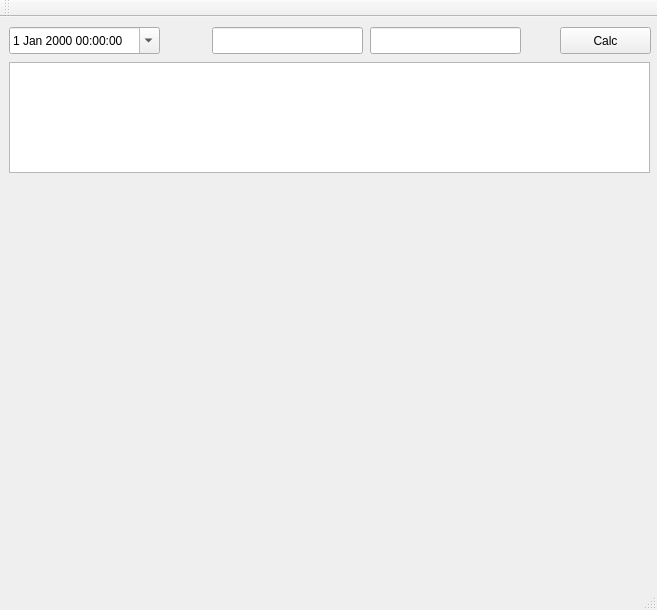
The window that win32/SunMoonEfimeris/trunk/src/mainwindow.ui (volthouse/desktop) describes before a commit, drawn with Qt 5.
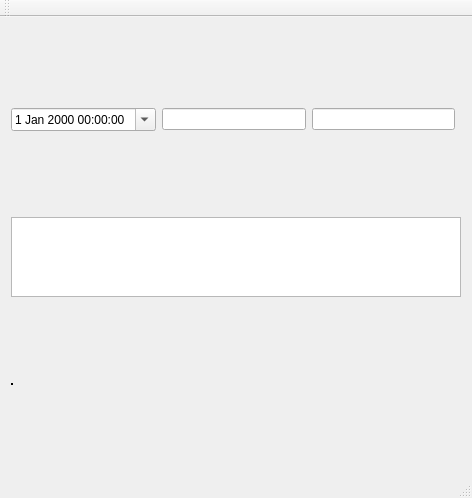
The same window after the commit.

```diff
--- a/win32/SunMoonEfimeris/trunk/src/mainwindow.ui
+++ b/win32/SunMoonEfimeris/trunk/src/mainwindow.ui
@@ -6,8 +6,8 @@
    <rect>
     <x>0</x>
     <y>0</y>
-    <width>657</width>
-    <height>610</height>
+    <width>472</width>
+    <height>498</height>
    </rect>
   </property>
   <property name="sizePolicy">
@@ -20,77 +20,76 @@
    <string>MainWindow</string>
   </property>
   <widget class="QWidget" name="centralWidget">
-   <widget class="QDateTimeEdit" name="dateTimeEdit">
-    <property name="geometry">
-     <rect>
-      <x>9</x>
-      <y>10</y>
-      <width>151</width>
-      <height>27</height>
-     </rect>
-    </property>
-    <property name="calendarPopup">
-     <bool>true</bool>
-    </property>
-   </widget>
-   <widget class="QPushButton" name="calcButton">
-    <property name="geometry">
-     <rect>
-      <x>560</x>
-      <y>10</y>
-      <width>91</width>
-      <height>27</height>
-     </rect>
-    </property>
-    <property name="text">
-     <string>Calc</string>
-    </property>
-   </widget>
-   <widget class="QLineEdit" name="latEdit">
-    <property name="geometry">
-     <rect>
-      <x>212</x>
-      <y>10</y>
-      <width>151</width>
-      <height>27</height>
-     </rect>
-    </property>
-   </widget>
-   <widget class="QListWidget" name="listWidget">
-    <property name="geometry">
-     <rect>
-      <x>9</x>
-      <y>45</y>
-      <width>641</width>
-      <height>111</height>
-     </rect>
-    </property>
-   </widget>
-   <widget class="QWidget" name="verticalLayoutWidget">
-    <property name="geometry">
-     <rect>
-      <x>10</x>
-      <y>170</y>
-      <width>641</width>
-      <height>371</height>
-     </rect>
-    </property>
-    <layout class="QVBoxLayout" name="verticalLayout">
-     <property name="sizeConstraint">
-      <enum>QLayout::SetMinimumSize</enum>
-     </property>
-    </layout>
-   </widget>
-   <widget class="QLineEdit" name="lngEdit">
-    <property name="geometry">
-     <rect>
-      <x>370</x>
-      <y>10</y>
-      <width>151</width>
-      <height>27</height>
-     </rect>
-    </property>
-   </widget>
+   <layout class="QGridLayout" name="gridLayout">
+    <item row="0" column="1">
+     <widget class="QLineEdit" name="latEdit"/>
+    </item>
+    <item row="0" column="2">
+     <widget class="QLineEdit" name="lngEdit"/>
+    </item>
+    <item row="0" column="0">
+     <widget class="QDateTimeEdit" name="dateTimeEdit">
+      <property name="buttonSymbols">
+       <enum>QAbstractSpinBox::PlusMinus</enum>
+      </property>
+      <property name="accelerated">
+       <bool>false</bool>
+      </property>
+      <property name="keyboardTracking">
+       <bool>false</bool>
+      </property>
+      <property name="calendarPopup">
+       <bool>true</bool>
+      </property>
+     </widget>
+    </item>
+    <item row="1" column="0" colspan="4">
+     <widget class="QListWidget" name="listWidget">
+      <property name="sizePolicy">
+       <sizepolicy hsizetype="Expanding" vsizetype="Maximum">
+        <horstretch>0</horstretch>
+        <verstretch>0</verstretch>
+       </sizepolicy>
+      </property>
+      <property name="minimumSize">
+       <size>
+        <width>0</width>
+        <height>50</height>
+       </size>
+      </property>
+      <property name="maximumSize">
+       <size>
+        <width>16777215</width>
+        <height>80</height>
+       </size>
+      </property>
+     </widget>
+    </item>
+    <item row="2" column="0" colspan="4">
+     <widget class="QFrame" name="verticalLayout_2">
+      <property name="frameShape">
+       <enum>QFrame::Box</enum>
+      </property>
+      <property name="frameShadow">
+       <enum>QFrame::Plain</enum>
+      </property>
+      <property name="midLineWidth">
+       <number>1</number>
+      </property>
+      <layout class="QGridLayout" name="verticalLayout">
+       <property name="sizeConstraint">
+        <enum>QLayout::SetMaximumSize</enum>
+       </property>
+       <property name="margin">
+        <number>0</number>
+       </property>
+       <property name="spacing">
+        <number>0</number>
+       </property>
+      </layout>
+     </widget>
+    </item>
+   </layout>
   </widget>
   <widget class="QMenuBar" name="menuBar">
    <property name="geometry">
```
Left out of the diff: 4 changed lines with no effect on the pictures.
